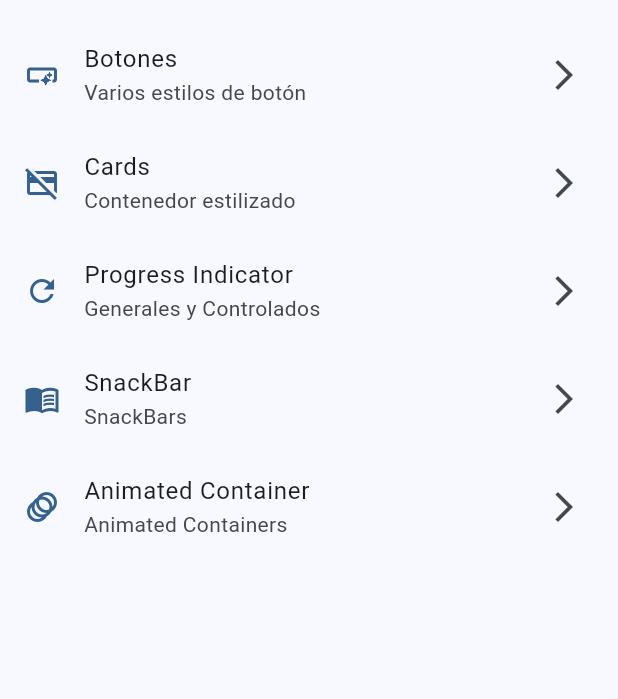
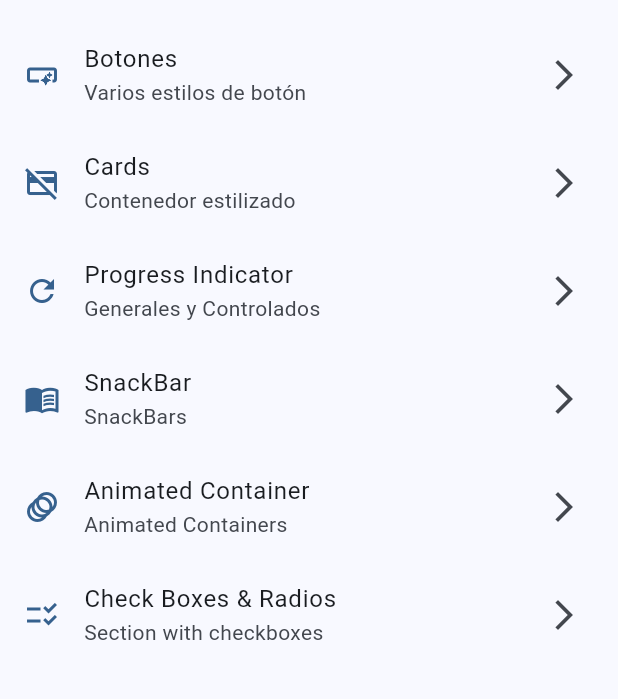
Before and after one commit to thePanaMiguel09/flutter, a Flutter app: the screen it shows after launch, on a phone screen of 412 x 824 dp, the part 63-762 px from its top. Run offline on Flutter 3.47's test engine with Material 3 defaults, Android fonts, the phone set to English and light mode, and no system bars; our stand-ins replace animate_do, dio, go_router, video_player.

Commit message:
check boxes and radios controlls

```diff
--- a/widgetsapp/lib/config/menu/menu_items.dart
+++ b/widgetsapp/lib/config/menu/menu_items.dart
@@ -46,4 +46,10 @@ const appMenuItems = <MenuItem>[
     link: '/animated-container',
     icon: Icons.animation_outlined,
   ),
+  MenuItem(
+    title: 'Check Boxes & Radios',
+    subTitle: 'Section with checkboxes',
+    link: '/check-boxes',
+    icon: Icons.checklist_rtl,
+  ),
 ];
--- a/widgetsapp/lib/config/router/app_router.dart
+++ b/widgetsapp/lib/config/router/app_router.dart
@@ -47,5 +47,12 @@ final GoRouter appRouter = GoRouter(
         return const AnimatedScreen();
       },
     ),
+    GoRoute(
+      path: '/check-boxes',
+      name: UiControllScreen.name,
+      builder: (BuildContext context, GoRouterState state) {
+        return const UiControllScreen();
+      },
+    ),
   ],
 );
```
Also changed, not shown: widgetsapp/lib/presentation/screens/ui_controlls/ui_controlls_screen.dart (+64 -1 lines).
